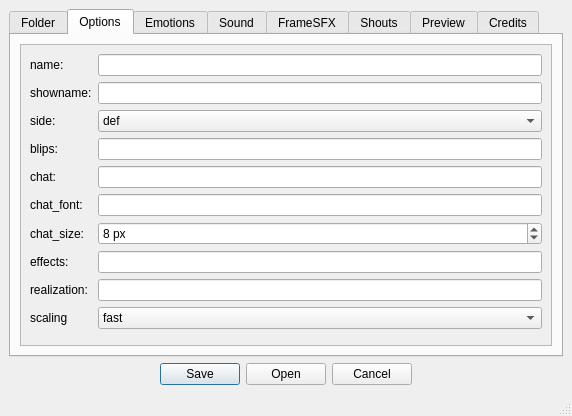
Salanto/AO2-CharIniMaker, file ressources/ui/ao2charmaker.ui: the form before one commit.
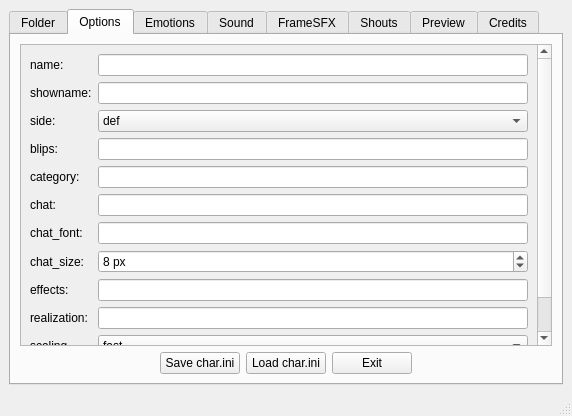
The form after the commit.

Commit message:
Add char.ini loading/saving
This feature allows users to load and save the following groups :
[Options]
[Emotions]
[SoundN]
[SoundT]

```diff
--- a/ressources/ui/ao2charmaker.ui
+++ b/ressources/ui/ao2charmaker.ui
@@ -148,8 +148,8 @@
             <rect>
              <x>0</x>
              <y>0</y>
-             <width>528</width>
-             <height>303</height>
+             <width>511</width>
+             <height>317</height>
             </rect>
            </property>
            <layout class="QFormLayout" name="formLayout">
@@ -252,38 +252,38 @@
               </property>
              </widget>
             </item>
-            <item row="4" column="0">
+            <item row="5" column="0">
              <widget class="QLabel" name="chat_lbl">
               <property name="text">
                <string>chat:</string>
               </property>
              </widget>
             </item>
-            <item row="4" column="1">
+            <item row="5" column="1">
              <widget class="QLineEdit" name="chat_lineedit">
               <property name="text">
                <string/>
               </property>
              </widget>
             </item>
-            <item row="5" column="0">
+            <item row="6" column="0">
              <widget class="QLabel" name="chat_font_lbl">
               <property name="text">
                <string>chat_font:</string>
               </property>
              </widget>
             </item>
-            <item row="5" column="1">
+            <item row="6" column="1">
              <widget class="QLineEdit" name="chat_front_lineedit"/>
             </item>
-            <item row="6" column="0">
+            <item row="7" column="0">
              <widget class="QLabel" name="chat_size_lbl">
               <property name="text">
                <string>chat_size:</string>
               </property>
              </widget>
             </item>
-            <item row="6" column="1">
+            <item row="7" column="1">
              <widget class="QSpinBox" name="chat_size_spinbox">
               <property name="suffix">
                <string> px</string>
@@ -293,38 +293,38 @@
               </property>
              </widget>
             </item>
-            <item row="7" column="0">
+            <item row="8" column="0">
              <widget class="QLabel" name="effects_lbl">
               <property name="text">
                <string>effects:</string>
               </property>
              </widget>
             </item>
-            <item row="7" column="1">
+            <item row="8" column="1">
              <widget class="QLineEdit" name="effects_lineedit"/>
             </item>
-            <item row="8" column="0">
+            <item row="9" column="0">
              <widget class="QLabel" name="realization_lbl">
               <property name="text">
                <string>realization:</string>
               </property>
              </widget>
             </item>
-            <item row="8" column="1">
+            <item row="9" column="1">
              <widget class="QLineEdit" name="realization_lineedit">
               <property name="text">
                <string/>
               </property>
              </widget>
             </item>
-            <item row="9" column="0">
+            <item row="10" column="0">
              <widget class="QLabel" name="scaling_lbl">
               <property name="text">
                <string>scaling</string>
               </property>
              </widget>
             </item>
-            <item row="9" column="1">
+            <item row="10" column="1">
              <widget class="QComboBox" name="scaling_combobox">
               <item>
                <property name="text">
@@ -338,10 +338,85 @@
               </item>
              </widget>
             </item>
+            <item row="4" column="0">
+             <widget class="QLabel" name="category_lbl">
+              <property name="text">
+               <string>category:</string>
+              </property>
+             </widget>
+            </item>
+            <item row="4" column="1">
+             <widget class="QLineEdit" name="category_lineedit"/>
+            </item>
+            <item row="11" column="0">
+             <widget class="QLabel" name="stretch_lbl">
+              <property name="text">
+               <string>stretch:</string>
+              </property>
+             </widget>
+            </item>
+            <item row="11" column="1">
+             <widget class="QCheckBox" name="stretch_checkbox">
+              <property name="text">
+               <string/>
+              </property>
+             </widget>
+            </item>
            </layout>
           </widget>
          </widget>
         </item>
+        <item>
+         <layout class="QGridLayout" name="gridLayout_5">
+          <item row="0" column="3">
+           <widget class="QPushButton" name="control_exit_button">
+            <property name="text">
+             <string>Exit</string>
+            </property>
+           </widget>
+          </item>
+          <item row="0" column="1">
+           <widget class="QPushButton" name="control_save_button">
+            <property name="text">
+             <string>Save char.ini</string>
+            </property>
+           </widget>
+          </item>
+          <item row="0" column="2">
+           <widget class="QPushButton" name="control_load_button">
+            <property name="text">
+             <string>Load char.ini</string>
+            </property>
+           </widget>
+          </item>
+          <item row="0" column="0">
+           <spacer name="horizontalSpacer_4">
+            <property name="orientation">
+             <enum>Qt::Horizontal</enum>
+            </property>
+            <property name="sizeHint" stdset="0">
+             <size>
+              <width>40</width>
+              <height>20</height>
+             </size>
+            </property>
+           </spacer>
+          </item>
+          <item row="0" column="4">
+           <spacer name="horizontalSpacer_5">
+            <property name="orientation">
+             <enum>Qt::Horizontal</enum>
+            </property>
+            <property name="sizeHint" stdset="0">
+             <size>
+              <width>40</width>
+              <height>20</height>
+             </size>
+            </property>
+           </spacer>
+          </item>
+         </layout>
+        </item>
        </layout>
       </widget>
       <widget class="QWidget" name="emotions">
@@ -740,16 +815,6 @@
       </widget>
      </widget>
     </item>
-    <item>
-     <widget class="QDialogButtonBox" name="control_buttons">
-      <property name="standardButtons">
-       <set>QDialogButtonBox::Cancel|QDialogButtonBox::Open|QDialogButtonBox::Save</set>
-      </property>
-      <property name="centerButtons">
-       <bool>true</bool>
-      </property>
-     </widget>
-    </item>
    </layout>
   </widget>
   <widget class="QStatusBar" name="statusbar"/>
```
Left out of the diff: 24 changed lines with no effect on the pictures. Lines whose indentation alone changed are shown as unchanged. The commit also changes 10 other files.
